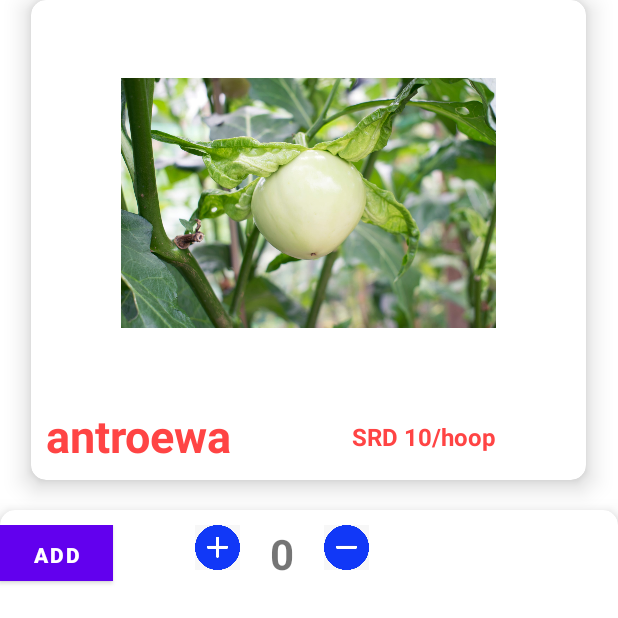
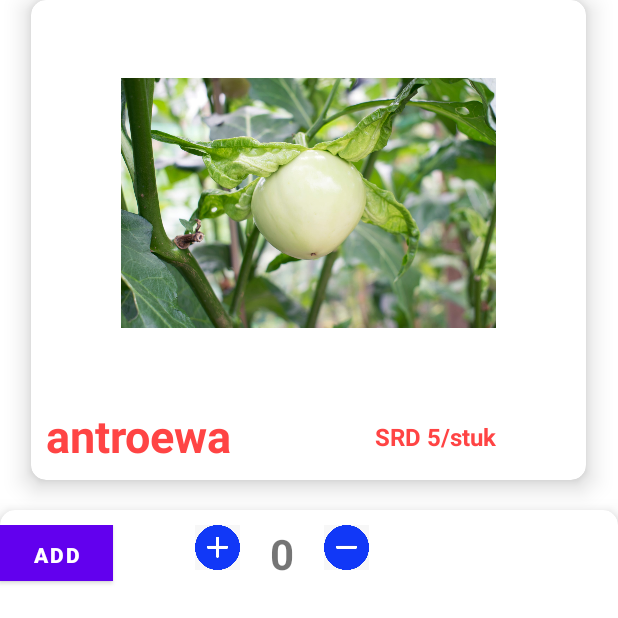
Before and after one commit to juscelinoKartoebi/items_test, an Android app: the AntroewaActivity screen opened directly, with no data from a screen before it, on a phone screen of 412 x 824 dp, the top half of it. Run offline under Robolectric (Android 15) with nearby library versions, the phone set to English and light mode, and no system bars.

Commit message:
bijna af

```diff
--- a/app/src/main/res/layout/activity_antroewa.xml
+++ b/app/src/main/res/layout/activity_antroewa.xml
@@ -40,7 +40,7 @@
             <TextView
                 android:layout_width="wrap_content"
                 android:layout_height="wrap_content"
-                android:text="SRD 10/hoop"
+                android:text="SRD 5/stuk"
                 android:textColor="@android:color/holo_red_light"
                 android:id="@+id/vegetablePrice"
                 android:layout_alignEnd="@+id/vegetableNameinInfo"
--- a/app/src/main/res/layout/activity_boulanger.xml
+++ b/app/src/main/res/layout/activity_boulanger.xml
@@ -40,7 +40,7 @@
             <TextView
                 android:layout_width="wrap_content"
                 android:layout_height="wrap_content"
-                android:text="SRD 15/hoop"
+                android:text="SRD 7/stuk"
                 android:textColor="@android:color/holo_red_light"
                 android:id="@+id/vegetablePrice"
                 android:layout_alignEnd="@+id/vegetableNameinInfo"
```
Also changed, not shown: app/src/main/java/sr/unasat/test/items/AntroewaActivity.java (+2 -2 lines), app/src/main/java/sr/unasat/test/items/BoulangerActivity.java (+2 -2 lines), app/src/main/res/drawable/vegetables.png (deleted).
